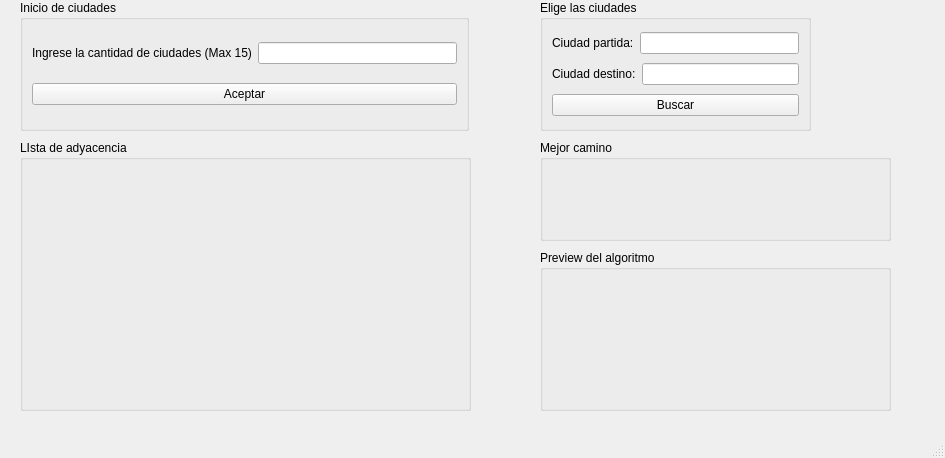
First picture: the form in src/Rent_A_Car/QT/Rent_Car/rent_car.ui, repository Kendall2300/Proyecto2_IR_RC, before the edit.
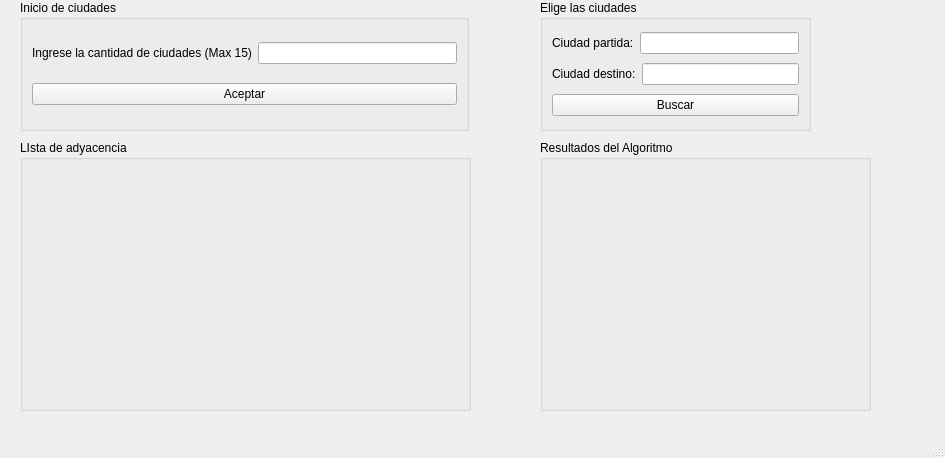
Second picture: the form after the edit.

Commit message: Finished the display and the Rent_car project

What changed in the file:
```diff
--- a/src/Rent_A_Car/QT/Rent_Car/rent_car.ui
+++ b/src/Rent_A_Car/QT/Rent_Car/rent_car.ui
@@ -133,12 +133,12 @@
      <rect>
       <x>540</x>
       <y>140</y>
-      <width>351</width>
-      <height>101</height>
+      <width>331</width>
+      <height>271</height>
      </rect>
     </property>
     <property name="title">
-     <string>Mejor camino</string>
+     <string>Resultados del Algoritmo</string>
     </property>
     <layout class="QVBoxLayout" name="verticalLayout_4">
      <item>
@@ -150,28 +150,6 @@
      </item>
     </layout>
    </widget>
-   <widget class="QGroupBox" name="groupBox_5">
-    <property name="geometry">
-     <rect>
-      <x>540</x>
-      <y>250</y>
-      <width>351</width>
-      <height>161</height>
-     </rect>
-    </property>
-    <property name="title">
-     <string>Preview del algoritmo</string>
-    </property>
-    <layout class="QHBoxLayout" name="horizontalLayout_6">
-     <item>
-      <widget class="QLabel" name="label_algoritmo_view">
-       <property name="text">
-        <string/>
-       </property>
-      </widget>
-     </item>
-    </layout>
-   </widget>
   </widget>
   <widget class="QMenuBar" name="menubar">
    <property name="geometry">
```
The commit also changes 5 other files.
